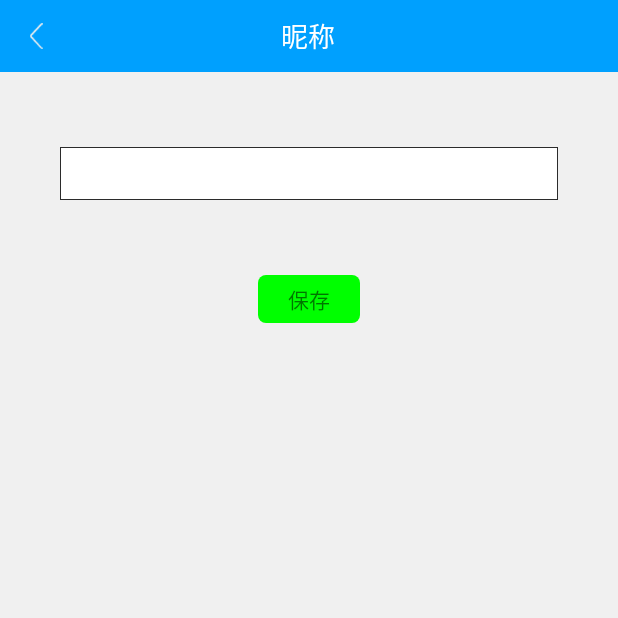
After one commit to zwmmenghuan123/MaxPhihome, an Android app: the ChangeNicknameActivity screen opened directly, with no data from a screen before it, on a phone screen of 412 x 824 dp, the top half of it. The commit adds this screen. Run offline under Robolectric (Android 15) with nearby library versions, the phone set to English and light mode, and no system bars; our stand-ins replace ButterKnife, EventBus; libraries missing offline, so code that uses them is left out: com.alibaba.fastjson.

Commit message:
集成更改昵称接口，并处理相关细节。

```diff
--- a/app/build.gradle
+++ b/app/build.gradle
@@ -79,7 +79,7 @@ android {
             versionName BASE_VERSION_NAME + "." + qaNumber + "." + buildNumber
 
             //测试环境
-            buildConfigField "String", "host_cloud_acount", "\"http://test.account.phiwifi.com\""
+//            buildConfigField "String", "host_cloud_acount", "\"http://test.account.phiwifi.com\""
         }
 
         productFlavors.all { flavor ->
--- a/app/src/main/AndroidManifest.xml
+++ b/app/src/main/AndroidManifest.xml
@@ -55,6 +55,7 @@
         <activity android:name=".activity.PersonalInformationActivity" />
         <activity android:name=".activity.CropImageActivity" />
         <activity android:name=".activity.GetPhotoActivity" />
+        <activity android:name=".activity.ChangeNicknameActivity" />
 
 
         <receiver
--- /dev/null
+++ b/app/src/main/java/com/phicomm/phihome/activity/ChangeNicknameActivity.java
@@ -0,0 +1,81 @@
+package com.phicomm.phihome.activity;
+
+import android.os.Bundle;
+import android.text.TextUtils;
+import android.widget.EditText;
+import android.widget.TextView;
+
+import com.phicomm.phihome.R;
+import com.phicomm.phihome.bean.AccountDetailsBean;
+import com.phicomm.phihome.event.ChangeNicknameEvent;
+import com.phicomm.phihome.presenter.UserInfoPresenter;
+import com.phicomm.phihome.presenter.viewback.UserInfoView;
+import com.phicomm.phihome.utils.ToastUtil;
+
+import org.greenrobot.eventbus.EventBus;
+
+import butterknife.BindView;
+import butterknife.OnClick;
+
+/**
+ * 更换昵称
+ * Created by xiaolei.yang on 2017/7/24.
+ */
+
+public class ChangeNicknameActivity extends BaseActivity {
+    @BindView(R.id.tv_title)
+    TextView mTvTitle;
+
+    @BindView(R.id.et_nickname)
+    EditText mEtNickname;
+    @BindView(R.id.tv_save)
+    TextView mTvSave;
+
+    UserInfoPresenter mUserInfoPresenter;
+    private String mNickname;
+
+    @Override
+    public void initLayout(Bundle savedInstanceState) {
+        setContentView(R.layout.activity_change_nickname);
+    }
+
+    @Override
+    public void afterInitView() {
+        mTvTitle.setText(R.string.nickname);
+        mNickname = getIntent().getStringExtra("nickname");
+
+        if (!TextUtils.isEmpty(mNickname)) {
+            mEtNickname.setText(mNickname);
+            mEtNickname.setSelection(mNickname.length());
+        }
+
+        mUserInfoPresenter = new UserInfoPresenter(new UserInfoView() {
+            @Override
+            public void propertySuccess() {
+                EventBus.getDefault().post(new ChangeNicknameEvent(mEtNickname.getText().toString()));
+                finish();
+            }
+
+            @Override
+            public void propertyError(String code, String msg) {
+                ToastUtil.show(ChangeNicknameActivity.this, TextUtils.isEmpty(msg) ? "" : msg);
+            }
+        });
+
+    }
+
+    @OnClick(R.id.tv_save)
+    public void tv_save() {
+        if (TextUtils.isEmpty(mEtNickname.getText()) || TextUtils.isEmpty(mEtNickname.getText().toString())) {
+            ToastUtil.show(this, "昵称不可为空");
+            return;
+        }
+        if (mEtNickname.getText().toString().equals(mNickname)) {
+            ToastUtil.show(this, "昵称与原昵称相同");
+            return;
+        }
+        AccountDetailsBean bean = new AccountDetailsBean();
+        bean.setNickname(mEtNickname.getText().toString());
+        mUserInfoPresenter.property(bean);
+    }
+}
--- a/app/src/main/java/com/phicomm/phihome/constants/UrlConfig.java
+++ b/app/src/main/java/com/phicomm/phihome/constants/UrlConfig.java
@@ -30,6 +30,7 @@ public interface UrlConfig {
         String UPLOAD_BASE64 = URL_HOST + "/pic/uploadBase64"; //上传Base64字符串
         String AVATAR_URL = URL_HOST + "/pic/avatarUrl"; //获取头像url
         String ACCOUNT_DETAIL = URL_HOST + "/v1/accountDetail"; //获取用户云账户公共信息
+        String PROPERTY = URL_HOST + "/v1/property"; //修改用户云账户公共信息
     }
 
     interface SoftApInfoUrl {
--- a/app/src/main/java/com/phicomm/phihome/net/engine/Err2MsgUtils.java
+++ b/app/src/main/java/com/phicomm/phihome/net/engine/Err2MsgUtils.java
@@ -48,6 +48,7 @@ public class Err2MsgUtils {
         mMap.put("18", "图片格式错误");
         mMap.put("19", "图片为空");
         mMap.put("20", "用户未设置头像");
+        mMap.put("30", "多端登录账户被踢出");
         mMap.put("32", "密码格式错误");
         mMap.put("36", "请刷新图形验证码");
         mMap.put("37", "图片验证码不正确");
--- /dev/null
+++ b/app/src/main/res/drawable/shape_green.xml
@@ -0,0 +1,7 @@
+<?xml version="1.0" encoding="utf-8"?>
+<shape xmlns:android="http://schemas.android.com/apk/res/android"
+    android:shape="rectangle">
+    <corners android:radius="5dp" />
+    <solid android:color="#00ff00" />
+    <stroke android:width="0px" />
+</shape>
--- /dev/null
+++ b/app/src/main/res/layout/activity_change_nickname.xml
@@ -0,0 +1,40 @@
+<?xml version="1.0" encoding="utf-8"?>
+<LinearLayout xmlns:android="http://schemas.android.com/apk/res/android"
+    android:layout_width="match_parent"
+    android:layout_height="match_parent"
+    android:orientation="vertical">
+
+    <include layout="@layout/include_common_header" />
+
+    <EditText
+        android:id="@+id/et_nickname"
+        android:layout_width="match_parent"
+        android:layout_height="wrap_content"
+        android:layout_marginEnd="40dp"
+        android:layout_marginLeft="40dp"
+        android:layout_marginRight="40dp"
+        android:layout_marginStart="40dp"
+        android:layout_marginTop="50dp"
+        android:background="@drawable/black_border"
+        android:inputType="text"
+        android:maxLength="20"
+        android:paddingBottom="5dp"
+        android:paddingTop="5dp" />
+
+    <TextView
+        android:id="@+id/tv_save"
+        android:layout_width="wrap_content"
+        android:layout_height="wrap_content"
+        android:layout_gravity="center_horizontal"
+        android:layout_marginTop="50dp"
+        android:background="@drawable/shape_green"
+        android:paddingBottom="5dp"
+        android:paddingEnd="20dp"
+        android:paddingLeft="20dp"
+        android:paddingRight="20dp"
+        android:paddingStart="20dp"
+        android:paddingTop="5dp"
+        android:text="@string/save" />
+
+
+</LinearLayout>
```
Also changed, not shown: app/src/main/java/com/phicomm/phihome/activity/PersonalInformationActivity.java (+26 -0 lines), app/src/main/java/com/phicomm/phihome/event/ChangeNicknameEvent.java (added, +18 -0 lines), app/src/main/java/com/phicomm/phihome/fragment/MineFragment.java (+9 -0 lines), app/src/main/java/com/phicomm/phihome/model/UserInfoModel.java (+13 -1 lines), app/src/main/java/com/phicomm/phihome/presenter/UserInfoPresenter.java (+37 -19 lines), app/src/main/java/com/phicomm/phihome/presenter/viewback/UserInfoView.java (+8 -0 lines).
